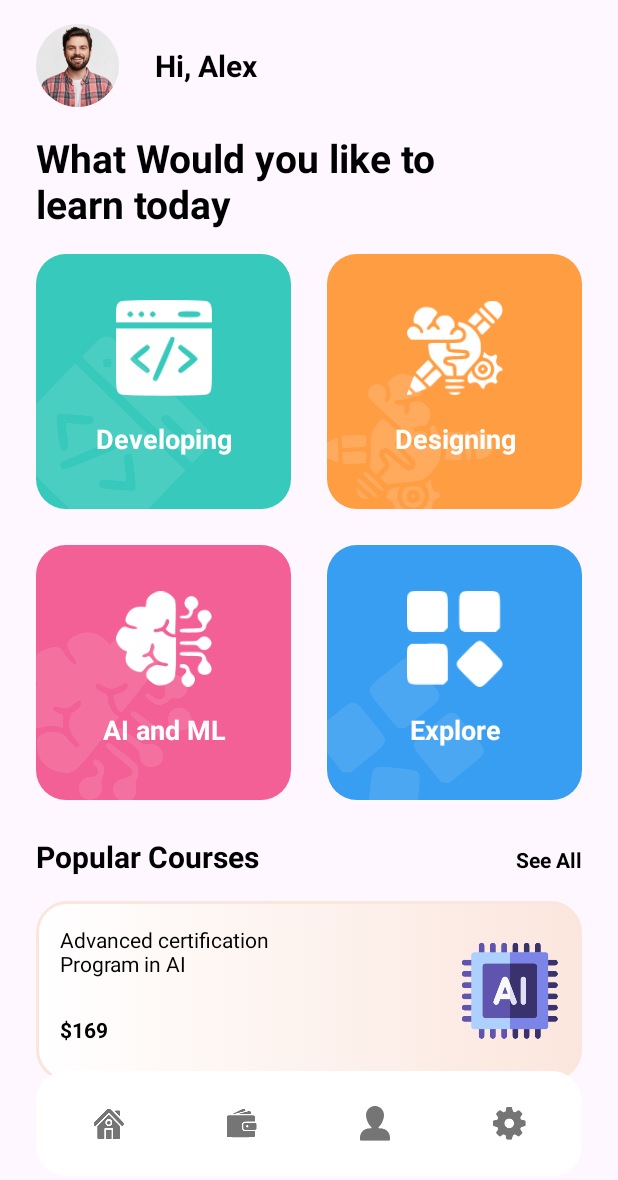
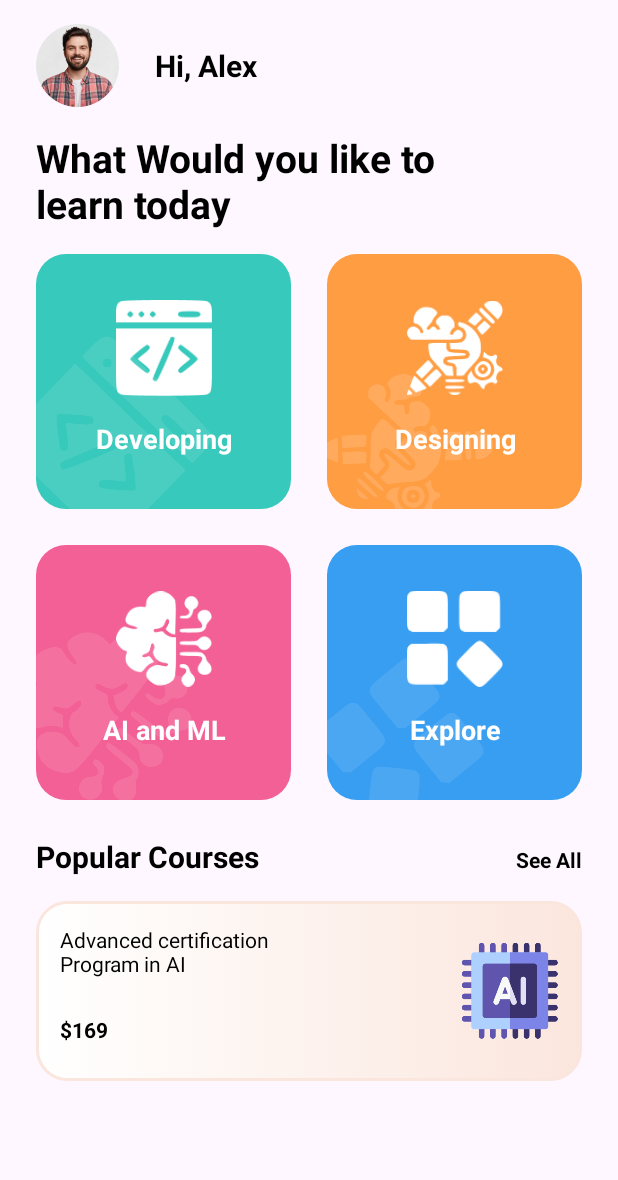
Before and after one commit to maykoRa/course-app, an Android app: the MainActivity screen opened directly, with no data from a screen before it, on a phone screen of 412 x 824 dp. Shown: the top 1180 px of the screen. Run offline under Robolectric (Android 15) with nearby library versions, the phone set to English and light mode, and no system bars.

Commit message:
remove bottomNav

```diff
--- a/app/src/main/res/layout/activity_main.xml
+++ b/app/src/main/res/layout/activity_main.xml
@@ -320,91 +320,4 @@
 
         </LinearLayout>
     </ScrollView>
-
-    <androidx.coordinatorlayout.widget.CoordinatorLayout
-        android:layout_width="match_parent"
-        android:layout_height="wrap_content"
-        app:layout_constraintBottom_toBottomOf="parent"
-        android:layout_marginBottom="16dp"
-        app:layout_constraintEnd_toEndOf="parent"
-        app:layout_constraintStart_toStartOf="parent">
-
-        <com.google.android.material.bottomnavigation.BottomNavigationView
-            android:layout_width="match_parent"
-            android:layout_height="70dp"
-            android:layout_margin="24dp"
-            android:background="@drawable/nav_background"
-            android:padding="4dp">
-
-            <LinearLayout
-                android:layout_width="match_parent"
-                android:layout_height="match_parent"
-                android:orientation="horizontal">
-
-                <androidx.constraintlayout.widget.ConstraintLayout
-                    android:layout_width="0dp"
-                    android:layout_height="match_parent"
-                    android:layout_weight="0.25">
-
-                    <ImageView
-                        android:id="@+id/imageView9"
-                        android:layout_width="wrap_content"
-                        android:layout_height="wrap_content"
-                        app:layout_constraintBottom_toBottomOf="parent"
-                        app:layout_constraintEnd_toEndOf="parent"
-                        app:layout_constraintStart_toStartOf="parent"
-                        app:layout_constraintTop_toTopOf="parent"
-                        app:srcCompat="@drawable/bottom_btn1" />
-                </androidx.constraintlayout.widget.ConstraintLayout>
-
-                <androidx.constraintlayout.widget.ConstraintLayout
-                    android:layout_width="0dp"
-                    android:layout_height="match_parent"
-                    android:layout_weight="0.25">
-
-                    <ImageView
-                        android:id="@+id/imageView9"
-                        android:layout_width="wrap_content"
-                        android:layout_height="wrap_content"
-                        app:layout_constraintBottom_toBottomOf="parent"
-                        app:layout_constraintEnd_toEndOf="parent"
-                        app:layout_constraintStart_toStartOf="parent"
-                        app:layout_constraintTop_toTopOf="parent"
-                        app:srcCompat="@drawable/bottom_btn2" />
-                </androidx.constraintlayout.widget.ConstraintLayout>
-
-                <androidx.constraintlayout.widget.ConstraintLayout
-                    android:layout_width="0dp"
-                    android:layout_height="match_parent"
-                    android:layout_weight="0.25">
-
-                    <ImageView
-                        android:id="@+id/imageView9"
-                        android:layout_width="wrap_content"
-                        android:layout_height="wrap_content"
-                        app:layout_constraintBottom_toBottomOf="parent"
-                        app:layout_constraintEnd_toEndOf="parent"
-                        app:layout_constraintStart_toStartOf="parent"
-                        app:layout_constraintTop_toTopOf="parent"
-                        app:srcCompat="@drawable/bottom_btn3" />
-                </androidx.constraintlayout.widget.ConstraintLayout>
-
-                <androidx.constraintlayout.widget.ConstraintLayout
-                    android:layout_width="0dp"
-                    android:layout_height="match_parent"
-                    android:layout_weight="0.25">
-
-                    <ImageView
-                        android:id="@+id/imageView9"
-                        android:layout_width="wrap_content"
-                        android:layout_height="wrap_content"
-                        app:layout_constraintBottom_toBottomOf="parent"
-                        app:layout_constraintEnd_toEndOf="parent"
-                        app:layout_constraintStart_toStartOf="parent"
-                        app:layout_constraintTop_toTopOf="parent"
-                        app:srcCompat="@drawable/bottom_btn4" />
-                </androidx.constraintlayout.widget.ConstraintLayout>
-            </LinearLayout>
-        </com.google.android.material.bottomnavigation.BottomNavigationView>
-    </androidx.coordinatorlayout.widget.CoordinatorLayout>
 </androidx.constraintlayout.widget.ConstraintLayout>
```
